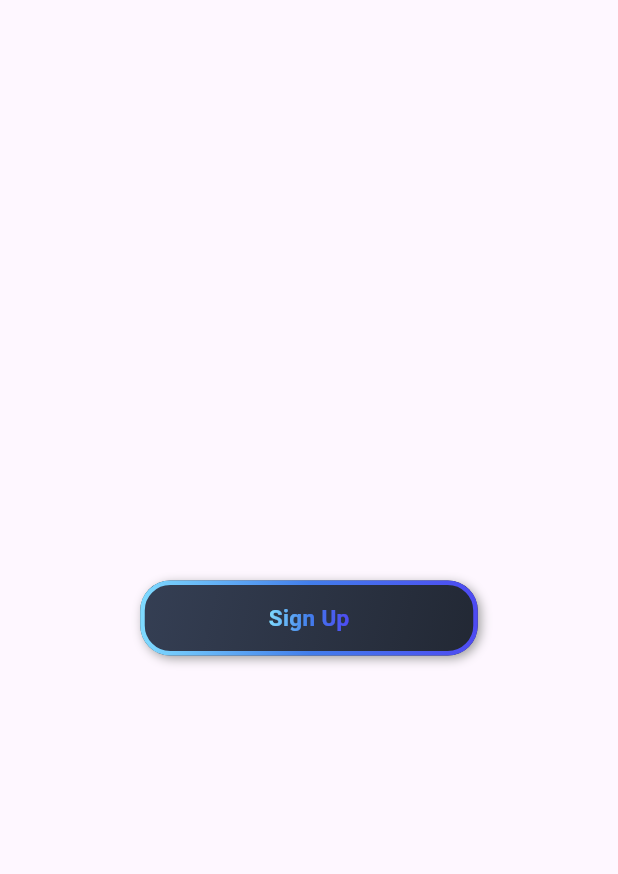
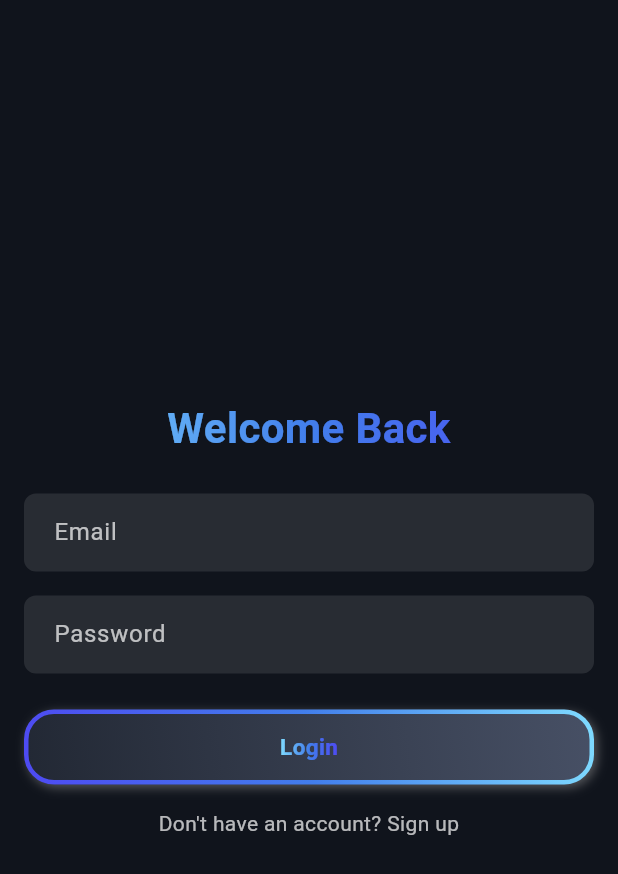
Before and after one commit to Aaryan-Patel2/fbla_mobile_app, a Flutter app: the screen it shows after launch, on a phone screen of 412 x 824 dp. Shown: the top 874 px of the screen. Run offline on Flutter 3.47's test engine with Material 3 defaults, Android fonts, the phone set to English and light mode, and no system bars; drawn by our look-alikes of simple_gradient_text; our stand-ins replace gradient_borders.

Commit message:
Removed landing page to make it easier to redirect to sign-in (and later, sign-up screens)

```diff
--- a/lib/features/auth/auth_screen.dart
+++ /dev/null
@@ -1,15 +0,0 @@
-import 'package:flutter/material.dart';
-import 'package:fbla_mobile_app/widgets/buttons.dart'; // Import the new button widget
-
-class AuthScreen extends StatelessWidget {
-  @override
-  Widget build(BuildContext context) {
-    return Scaffold(
-      body: Center(
-        child: GradientButton(
-          text: 'Sign Up',  // You can change this text dynamically
-        ),
-      ),
-    );
-  }
-}
--- /dev/null
+++ b/lib/features/auth/sign_in.dart
@@ -0,0 +1,80 @@
+import 'package:flutter/material.dart';
+import 'package:fbla_mobile_app/widgets/buttons.dart';
+import 'package:simple_gradient_text/simple_gradient_text.dart';
+
+
+class SignInScreen extends StatelessWidget {
+  @override
+  Widget build(BuildContext context) {
+    return LayoutBuilder(
+      builder: (context, constraints) {
+        bool isWide = constraints.maxWidth > 600; // Adapt based on screen width
+
+
+        return Scaffold(
+          backgroundColor: const Color.fromRGBO(16, 20, 28, 1),
+          body: Center(
+            child: Container(
+              padding: EdgeInsets.all(isWide ? 32.0 : 16.0),
+              width: isWide ? 400 : double.infinity, // Restrict width on wider screens
+              child: Column(
+                mainAxisAlignment: MainAxisAlignment.center,
+                crossAxisAlignment: CrossAxisAlignment.stretch,
+                children: [
+                  GradientText(
+                    'Welcome Back',
+                    textAlign: TextAlign.center,
+                    style: const TextStyle(
+                      fontSize: 28,
+                      fontWeight: FontWeight.bold,
+                    ),
+                    colors: [
+                      Color.fromRGBO(127, 219, 255, 1),
+                      Color.fromRGBO(66, 126, 235, 1),
+                      Color.fromRGBO(78, 74, 242, 1),
+                    ],
+                  ),
+                  const SizedBox(height: 24),
+                  _buildTextField('Email'),
+                  const SizedBox(height: 16),
+                  _buildTextField('Password', obscureText: true),
+                  const SizedBox(height: 24),
+                  GradientButton(
+                    text: 'Login',
+                    onPressed: () {},
+                  ),
+                  if (!isWide) ...[
+                    const SizedBox(height: 16),
+                    const Text(
+                      "Don't have an account? Sign up",
+                      textAlign: TextAlign.center,
+                      style: TextStyle(color: Colors.white70),
+                    ),
+                  ],
+                ],
+              ),
+            ),
+          ),
+        );
+      },
+    );
+  }
+
+  Widget _buildTextField(String hint, {bool obscureText = false}) {
+    return TextField(
+      obscureText: obscureText,
+      style: const TextStyle(color: Colors.white),
+      decoration: InputDecoration(
+        hintText: hint,
+        hintStyle: const TextStyle(color: Colors.white70),
+        filled: true,
+        fillColor: Colors.white10,
+        border: OutlineInputBorder(
+          borderRadius: BorderRadius.circular(8),
+          borderSide: BorderSide.none,
+        ),
+        contentPadding: const EdgeInsets.symmetric(horizontal: 16, vertical: 14),
+      ),
+    );
+  }
+}
--- a/lib/main.dart
+++ b/lib/main.dart
@@ -15,7 +15,7 @@ class MyApp extends StatelessWidget {
       theme: ThemeData(
         // Add your theme data here
       ),
-      initialRoute: AppRoutes.authScreen,
+      initialRoute: AppRoutes.signInScreen,
       routes: AppRoutes.routes,
     );
   }
--- a/lib/routes/app_routes.dart
+++ b/lib/routes/app_routes.dart
@@ -1,12 +1,12 @@
 import 'package:flutter/material.dart';
-import '../features/auth/auth_screen.dart';
+import '../features/auth/sign_in.dart';
 
 class AppRoutes {
-  static const String authScreen = '/auth';
+  static const String signInScreen = '/auth';
 
   static Map<String, WidgetBuilder> get routes {
     return {
-      authScreen: (context) => AuthScreen(),
+      signInScreen: (context) => SignInScreen(),
     };
   }
 }
--- a/lib/themes/app_theme.dart
+++ b/lib/themes/app_theme.dart
@@ -3,8 +3,9 @@ import 'package:flutter/material.dart';
 class AppTheme {
   static const LinearGradient primaryGradient = LinearGradient(
     colors: [
+      Color.fromRGBO(78, 74, 242, 1),
+      Color.fromRGBO(66, 126, 235, 1),
       Color.fromRGBO(127, 219, 255, 1),
-      Color.fromRGBO(78, 74, 242, 1),
     ],
     begin: Alignment.bottomLeft,
     end: Alignment.topRight,
@@ -12,10 +13,10 @@ class AppTheme {
 
   static const LinearGradient secondaryGradient = LinearGradient(
     colors: [
-      Color.fromRGBO(53, 63, 84, 1),
       Color.fromRGBO(34, 40, 52, 1),
+      Color.fromRGBO(71, 80, 101, 1),
     ],
-    begin: Alignment.topLeft,
-    end: Alignment.bottomRight,
+    begin: Alignment.bottomLeft,
+    end: Alignment.topRight,
   );
 }
--- a/lib/widgets/buttons.dart
+++ b/lib/widgets/buttons.dart
@@ -1,51 +1,63 @@
 import 'package:flutter/material.dart';
-import 'package:simple_gradient_text/simple_gradient_text.dart'; // Import GradientText
-import 'package:gradient_borders/gradient_borders.dart'; // Import GradientBorders
-import 'package:fbla_mobile_app/themes/app_theme.dart'; // Import your theme file
+import 'package:simple_gradient_text/simple_gradient_text.dart';
+import 'package:gradient_borders/gradient_borders.dart';
+import 'package:fbla_mobile_app/themes/app_theme.dart';
 
 class GradientButton extends StatelessWidget {
-  final String text;  // The text to display on the button
+  final String text;
+  final VoidCallback onPressed;
 
-  GradientButton({required this.text});
+  const GradientButton({
+    required this.text,
+    required this.onPressed,
+    Key? key,
+  }) : super(key: key);
 
   @override
   Widget build(BuildContext context) {
-    return Container(
-      width: 225,
-      height: 50,
+    double screenWidth = MediaQuery.of(context).size.width;
+
+    // Dynamically adjust button width based on screen size
+    double buttonWidth = screenWidth * 0.5; // 50% of screen width
+    buttonWidth = buttonWidth.clamp(180.0, 300.0); // Set min/max width
+
+    return Material(
+      color: Colors.transparent,
+      child: InkWell(
+        onTap: onPressed,
+        borderRadius: BorderRadius.circular(20),
+        child: Container(
+          width: buttonWidth,
+          height: 50, // Keep height fixed for consistency
           decoration: BoxDecoration(
-        gradient: AppTheme.secondaryGradient, // Background uses secondaryGradient
+            gradient: AppTheme.secondaryGradient,
             borderRadius: BorderRadius.circular(20),
             boxShadow: [
               BoxShadow(
-            color: Colors.grey,
+                color: Colors.grey.withAlpha(128),
                 blurRadius: 5,
-            offset: Offset(2, 2),
+                offset: const Offset(2, 2),
               ),
             ],
             border: GradientBoxBorder(
-          gradient: LinearGradient(
-            colors: [
-              Color.fromRGBO(127, 219, 255, 1),  // Light Blue
-              Color.fromRGBO(66, 126, 235, 1),   // Blue
-              Color.fromRGBO(78, 74, 242, 1),    // Purple
-            ],
-          ),
-          width: 3,  // Border width
+              gradient: AppTheme.primaryGradient,
+              width: 3,
             ),
           ),
           child: Center(
             child: GradientText(
               text,
-          style: TextStyle(
-            fontSize: 15.0, // Adjust font size as necessary
+              style: const TextStyle(
+                fontSize: 15.0,
                 fontWeight: FontWeight.bold,
               ),
               colors: [
-            Color.fromRGBO(127, 219, 255, 1),  // Light Blue
-            Color.fromRGBO(66, 126, 235, 1),   // Blue
-            Color.fromRGBO(78, 74, 242, 1),    // Purple
+                Color.fromRGBO(127, 219, 255, 1),
+                Color.fromRGBO(66, 126, 235, 1),
+                Color.fromRGBO(78, 74, 242, 1),
               ],
+            ),
+          ),
         ),
       ),
     );
--- a/pubspec.yaml
+++ b/pubspec.yaml
@@ -11,6 +11,7 @@ dependencies:
     sdk: flutter
   simple_gradient_text: 1.3.0
   gradient_borders: 1.0.1
+  flutter_svg_provider: 1.0.7
 
 dev_dependencies:
   flutter_test:
@@ -19,3 +20,5 @@ dev_dependencies:
 
 flutter:
   uses-material-design: true
+  assets:
+    - lib/assets/
```
Also changed, not shown: lib/assets/google_dark_bttn.svg (added), lib/assets/named_branding.svg (added), lib/assets/u_rocket.svg (renamed from lib/themes/u_rocket.svg), pubspec.lock. Lines whose indentation alone changed are shown as unchanged.
